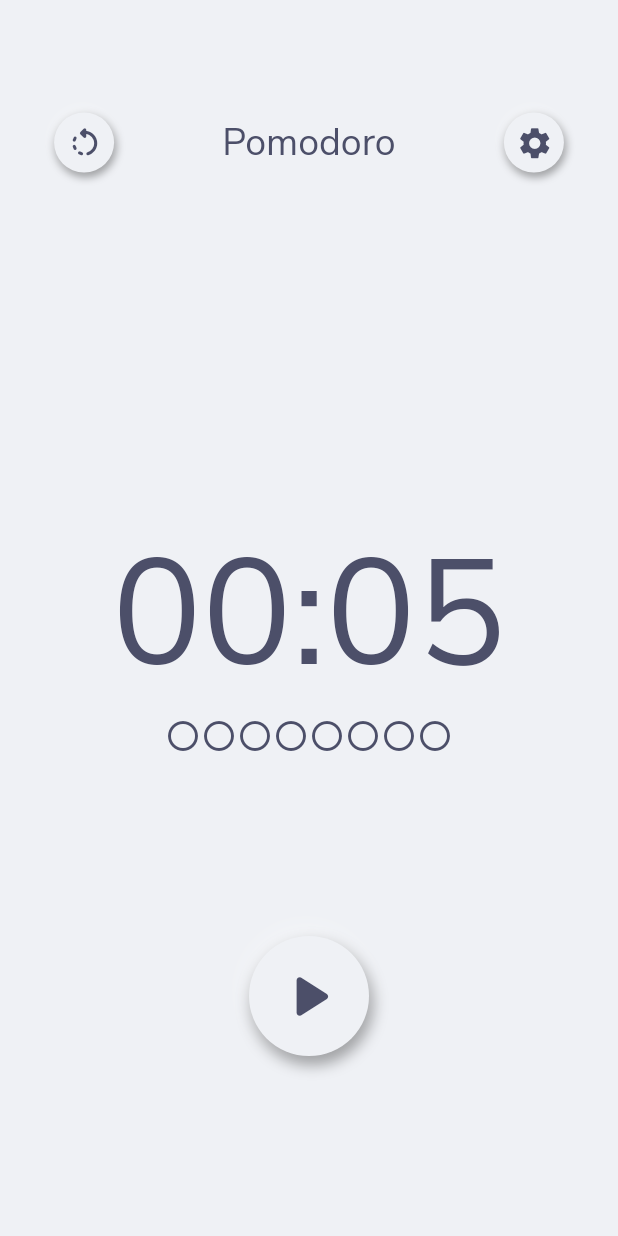
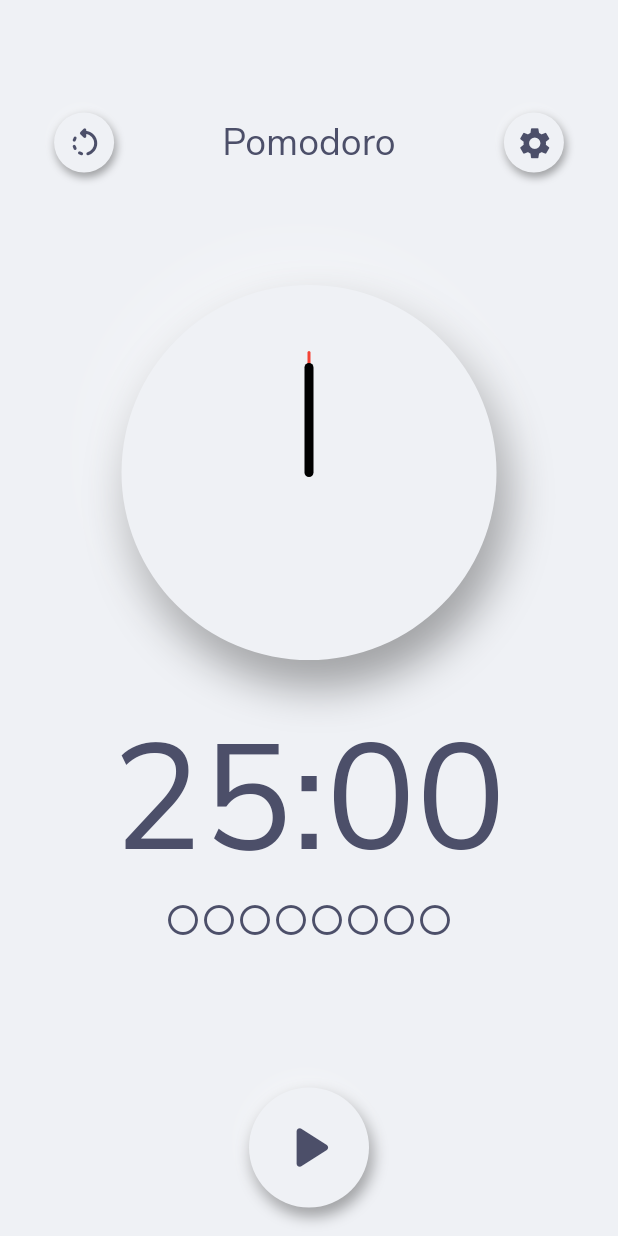
Before and after one commit to Jeshwin/tiny_projects_2023, a Flutter app: the screen it shows after launch, after a tap on the "rotate left" icon, on a phone screen of 412 x 824 dp. Run offline on Flutter 3.47's test engine with Material 2 defaults, Android fonts, the light colour scheme and no system bars; our stand-ins replace flutter_inset_box_shadow.

Commit message:
Add analog clock timer

```diff
--- /dev/null
+++ b/flutter/pomodoro_timer/lib/components/clock_painter.dart
@@ -0,0 +1,56 @@
+import 'dart:math';
+
+import 'package:flutter/material.dart';
+
+class ClockPainter extends CustomPainter {
+  const ClockPainter({
+    required this.brightness,
+    required this.baseTime,
+    required this.numMillis,
+  });
+
+  final Brightness brightness;
+  final int baseTime;
+  final int numMillis;
+
+  @override
+  void paint(Canvas canvas, Size size) {
+    // Draw clock face
+    final centerX = size.width / 2;
+    final centerY = size.height / 2;
+    final centerOffset = Offset(centerX, centerY);
+    final radius = size.width / 2;
+    final numSeconds = numMillis / 1000;
+
+    // Draw second hand
+    final secondHandPaint = Paint()
+      ..color = (brightness == Brightness.light) ? Colors.red : Colors.pink
+      ..style = PaintingStyle.stroke
+      ..strokeCap = StrokeCap.round
+      ..strokeWidth = 2;
+    final secondRadians =
+        -((numSeconds % 60) * 6 + 90 - ((baseTime / 1000) % 60) * 6) *
+            (pi / 180);
+    final secondHandX = centerX + (radius - 20) * cos(secondRadians);
+    final secondHandY = centerY + (radius - 20) * sin(secondRadians);
+    final secondHandOffset = Offset(secondHandX, secondHandY);
+    canvas.drawLine(centerOffset, secondHandOffset, secondHandPaint);
+
+    // Draw total hand
+    final hourHandPaint = Paint()
+      ..color = (brightness == Brightness.light) ? Colors.black : Colors.white
+      ..style = PaintingStyle.stroke
+      ..strokeCap = StrokeCap.round
+      ..strokeWidth = 6;
+    final hourRadians = -((numMillis / baseTime) * 360 + 90) * (pi / 180);
+    final hourHandX = centerX + (radius - 30) * cos(hourRadians);
+    final hourHandY = centerY + (radius - 30) * sin(hourRadians);
+    final hourHandOffset = Offset(hourHandX, hourHandY);
+    canvas.drawLine(centerOffset, hourHandOffset, hourHandPaint);
+  }
+
+  @override
+  bool shouldRepaint(covariant CustomPainter oldDelegate) {
+    return true;
+  }
+}
--- a/flutter/pomodoro_timer/lib/components/neumorphic_button.dart
+++ b/flutter/pomodoro_timer/lib/components/neumorphic_button.dart
@@ -1,12 +1,13 @@
 import 'package:flutter/material.dart';
 
 class NeumorphicButton extends StatelessWidget {
-  const NeumorphicButton(
-      {super.key,
-      required this.size,
-      required this.icon,
-      required this.onPressed,
-      required this.color});
+  const NeumorphicButton({
+    super.key,
+    required this.size,
+    required this.icon,
+    required this.onPressed,
+    required this.color,
+  });
 
   final double size;
   final IconData icon;
--- /dev/null
+++ b/flutter/pomodoro_timer/lib/components/neumorphic_clock.dart
@@ -0,0 +1,65 @@
+import 'package:flutter/material.dart' hide BoxDecoration, BoxShadow;
+import 'package:flutter_inset_box_shadow/flutter_inset_box_shadow.dart';
+import 'package:pomodoro_timer/components/clock_painter.dart';
+import 'package:pomodoro_timer/utils/constants.dart';
+
+class NeumorphicClock extends StatelessWidget {
+  const NeumorphicClock({
+    super.key,
+    required this.numCycles,
+    required this.currentDot,
+    required this.numMillis,
+    required this.color,
+  });
+
+  final int numCycles;
+  final int currentDot;
+  final int numMillis;
+  final Color color;
+
+  @override
+  Widget build(BuildContext context) {
+    int baseTime = 0;
+
+    if (currentDot == numCycles * 2 + 1) {
+      baseTime = LONG_BREAK_TIME;
+    } else if (currentDot % 2 == 0) {
+      baseTime = WORK_TIME;
+    } else {
+      baseTime = SHORT_BREAK_TIME;
+    }
+
+    return Container(
+      height: 250,
+      width: 250,
+      padding: const EdgeInsets.all(25),
+      decoration: BoxDecoration(
+        color: color,
+        shape: BoxShape.circle,
+        boxShadow: [
+          const BoxShadow(
+            offset: Offset(6.25, 16),
+            color: Colors.black38,
+            blurRadius: 25,
+            spreadRadius: 0.5,
+          ),
+          BoxShadow(
+            offset: const Offset(-6.25, -12.5),
+            color: (Theme.of(context).brightness == Brightness.light)
+                ? Colors.white38
+                : Colors.white12,
+            blurRadius: 37.5,
+            spreadRadius: 0.1,
+          ),
+        ],
+      ),
+      child: CustomPaint(
+        painter: ClockPainter(
+          brightness: Theme.of(context).brightness,
+          baseTime: baseTime,
+          numMillis: numMillis,
+        ),
+      ),
+    );
+  }
+}
--- a/flutter/pomodoro_timer/lib/main.dart
+++ b/flutter/pomodoro_timer/lib/main.dart
@@ -1,6 +1,7 @@
 import 'dart:async';
 
 import 'package:flutter/material.dart';
+import 'package:pomodoro_timer/components/neumorphic_clock.dart';
 import 'package:pomodoro_timer/components/pomodoro_dots.dart';
 import 'components/neumorphic_button.dart';
 import 'utils/constants.dart';
@@ -48,7 +49,7 @@ class _MyHomePageState extends State<MyHomePage> {
   bool _isRunning = false;
 
   Timer? _timer;
-  int _numSeconds = WORK_TIME;
+  int _numMillis = WORK_TIME;
 
   // Start the timer given the current cycle
   void _startTimer() {
@@ -56,21 +57,21 @@ class _MyHomePageState extends State<MyHomePage> {
       _isRunning = true;
     });
 
-    _timer = Timer.periodic(const Duration(seconds: 1), (timer) {
+    _timer = Timer.periodic(const Duration(milliseconds: 1), (timer) {
       setState(() {
-        if (_numSeconds > 0) {
-          _numSeconds--;
+        if (_numMillis > 0) {
+          _numMillis--;
         } else {
           _isRunning = false;
           _currentDot = (_currentDot + 1) % (_numCycles * 2 + 2);
           _timer?.cancel();
 
           if (_currentDot == _numCycles * 2 + 1) {
-            _numSeconds = LONG_BREAK_TIME;
+            _numMillis = LONG_BREAK_TIME;
           } else if (_currentDot % 2 == 0) {
-            _numSeconds = WORK_TIME;
+            _numMillis = WORK_TIME;
           } else {
-            _numSeconds = SHORT_BREAK_TIME;
+            _numMillis = SHORT_BREAK_TIME;
           }
         }
       });
@@ -88,7 +89,7 @@ class _MyHomePageState extends State<MyHomePage> {
   // Cancel the timer
   void _cancelTimer() {
     setState(() {
-      _numSeconds = WORK_TIME;
+      _numMillis = WORK_TIME;
       _currentDot = 0;
       _isRunning = false;
     });
@@ -97,7 +98,7 @@ class _MyHomePageState extends State<MyHomePage> {
 
   // Convert seconds into a printable string
   String _secondsToString() {
-    return '${(_numSeconds / 60).floor().toString().padLeft(2, '0')}:${(_numSeconds % 60).toString().padLeft(2, '0')}';
+    return '${(_numMillis / 60000).floor().toString().padLeft(2, '0')}:${((_numMillis / 1000) % 60).floor().toString().padLeft(2, '0')}';
   }
 
   // Change background color based on session and current brightness
@@ -173,9 +174,15 @@ class _MyHomePageState extends State<MyHomePage> {
                 ],
               ),
             ),
+            NeumorphicClock(
+              numCycles: _numCycles,
+              currentDot: _currentDot,
+              numMillis: _numMillis,
+              color: _backgroundColor(),
+            ),
             Container(
               margin: const EdgeInsets.only(
-                top: 150,
+                top: 25,
               ),
               child: Text(
                 _secondsToString(),
@@ -192,7 +199,7 @@ class _MyHomePageState extends State<MyHomePage> {
             ),
             Container(
               margin: const EdgeInsets.symmetric(
-                vertical: 120,
+                vertical: 100,
               ),
               child: NeumorphicButton(
                 size: 80,
--- a/flutter/pomodoro_timer/lib/utils/constants.dart
+++ b/flutter/pomodoro_timer/lib/utils/constants.dart
@@ -1,3 +1,3 @@
-int WORK_TIME = 5; // 1500
-int SHORT_BREAK_TIME = 1; // 300
-int LONG_BREAK_TIME = 3; // 9--
+int WORK_TIME = 1500000; // 1500000
+int SHORT_BREAK_TIME = 300000; // 300000
+int LONG_BREAK_TIME = 900000; // 900000
--- a/flutter/pomodoro_timer/pubspec.yaml
+++ b/flutter/pomodoro_timer/pubspec.yaml
@@ -34,6 +34,10 @@ dependencies:
     # The following adds the Cupertino Icons font to your application.
     # Use with the CupertinoIcons class for iOS style icons.
     cupertino_icons: ^1.0.2
+
+    # This extends the BoxDecoration and BoxShadow widgets to add inner shadows
+    # Useful for neumorphic widgets such as buttons
+    flutter_inset_box_shadow: ^1.0.8
 
     # This adds the ability to save preferences from a settings page.
     # Use in the SettingsPage widget to store various settings
```
Also changed, not shown: flutter/pomodoro_timer/pubspec.lock.
